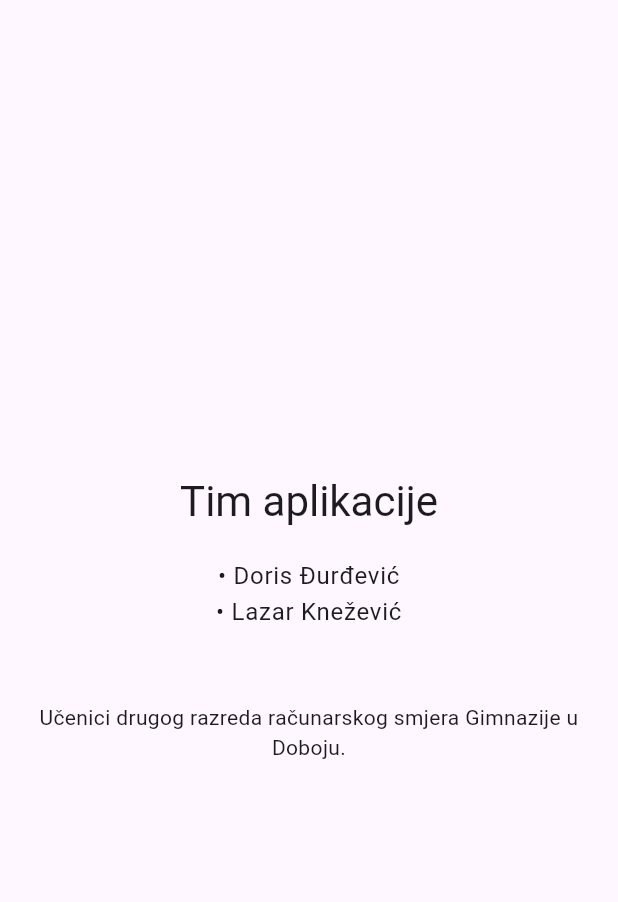
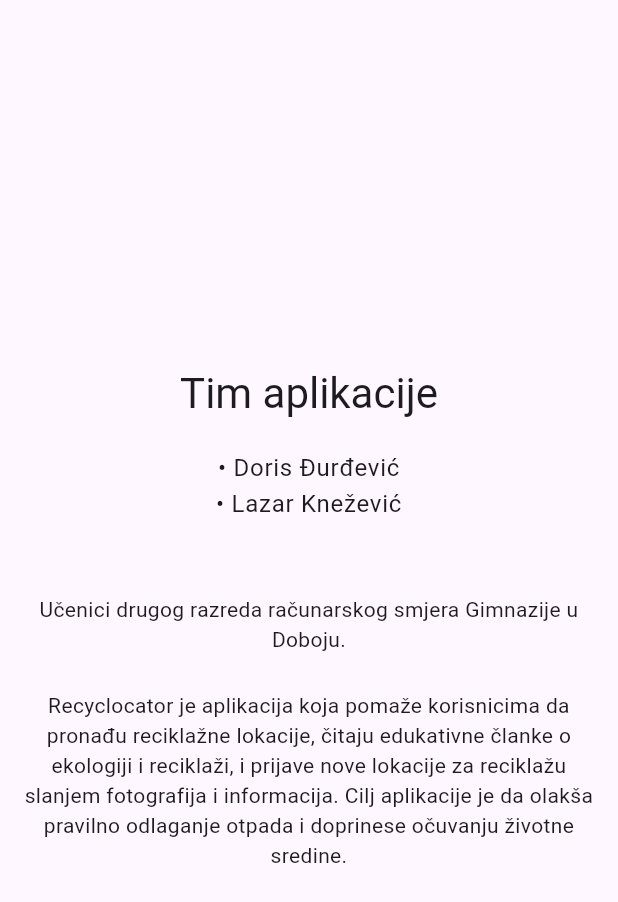
Before and after one commit to Lazzzer00/Recyclocator, a Flutter app: the ContactPage widget shown alone on an empty page, opened directly, on a phone screen of 412 x 824 dp. Shown: the top 902 px of the screen. Run offline on Flutter 3.47's test engine with Material 3 defaults, Android fonts, the phone set to English and light mode, and no system bars; our stand-ins replace google_maps_flutter.

Commit message:
Enhance ContactPage with app description
Added a description of the Recyclocator app to the contact page.

```diff
--- a/recyclocator2/lib/contact_page.dart
+++ b/recyclocator2/lib/contact_page.dart
@@ -30,6 +30,14 @@
               textAlign: TextAlign.center,
               style: Theme.of(context).textTheme.bodyMedium,
             ),
+
+            const SizedBox(height: 24),
+
+            Text(
+              'Recyclocator je aplikacija koja pomaže korisnicima da pronađu reciklažne lokacije, čitaju edukativne članke o ekologiji i reciklaži, i prijave nove lokacije za reciklažu slanjem fotografija i informacija. Cilj aplikacije je da olakša pravilno odlaganje otpada i doprinese očuvanju životne sredine.',
+              textAlign: TextAlign.center,
+              style: Theme.of(context).textTheme.bodyMedium,
+            ),
           ],
         ),
       ),
```
